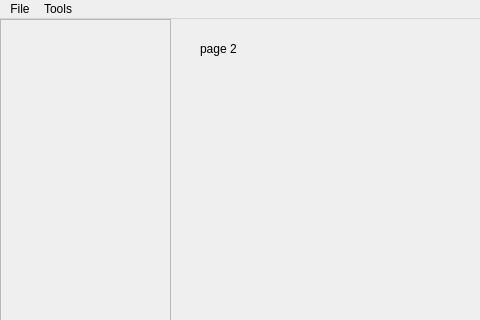
Old version of the form QT/mainwindow.ui in the repository grigverdyan/Powerpoint-like-project; both pictures show x 0 to 480 and y 0 to 320 of the 1000 by 600 pixel window.
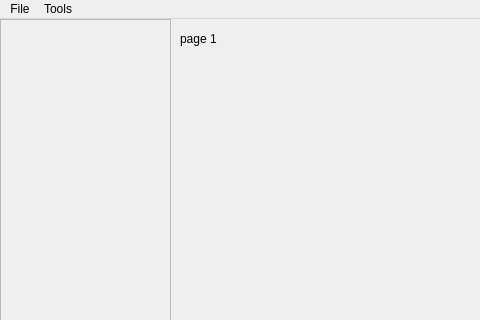
New version of the form. The open tabs and pages were chosen to show the change.

```diff
--- a/QT/mainwindow.ui
+++ b/QT/mainwindow.ui
@@ -43,8 +43,8 @@
      <widget class="QLabel" name="label_2">
       <property name="geometry">
        <rect>
-        <x>20</x>
-        <y>10</y>
+        <x>0</x>
+        <y>0</y>
         <width>63</width>
         <height>20</height>
        </rect>
@@ -54,21 +54,6 @@
       </property>
      </widget>
     </widget>
-    <widget class="QWidget" name="page_2">
-     <widget class="QLabel" name="label">
-      <property name="geometry">
-       <rect>
-        <x>20</x>
-        <y>10</y>
-        <width>63</width>
-        <height>20</height>
-       </rect>
-      </property>
-      <property name="text">
-       <string>page 2</string>
-      </property>
-     </widget>
-    </widget>
    </widget>
    <widget class="QWidget" name="layoutWidget">
     <property name="geometry">
```
